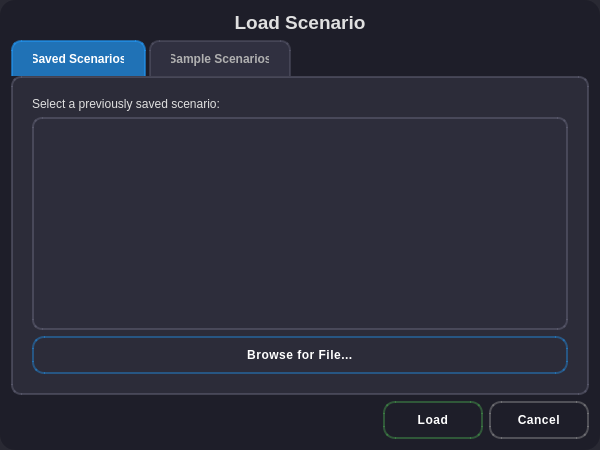
This is cloadscenariodialog.ui in shridharbhandiwad/Zoppler_MissionPlannerQt as Qt 5 draws it before an edit. The edited form follows.
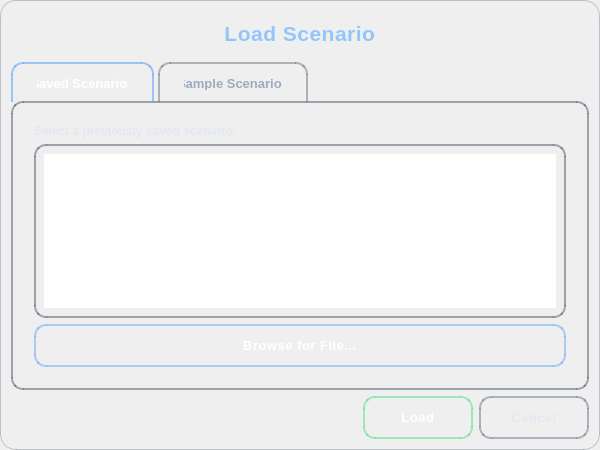
This is the edited form.

Commit message: Refactor: Update UI styles for a modern dark theme

The edit to the form file:
```diff
--- a/cloadscenariodialog.ui
+++ b/cloadscenariodialog.ui
@@ -15,33 +15,53 @@
   </property>
   <property name="styleSheet">
    <string notr="true">QDialog {
-    background-color: rgba(30, 30, 40, 0.95);
-    border-radius: 15px;
+    background: qlineargradient(x1:0, y1:0, x2:0, y2:1,
+                                stop:0 rgba(15, 23, 42, 0.98),
+                                stop:0.5 rgba(30, 41, 59, 0.98),
+                                stop:1 rgba(15, 23, 42, 0.98));
+    border-radius: 16px;
+    border: 1px solid rgba(71, 85, 105, 0.3);
 }
 QLabel {
-    color: #E0E0E0;
+    color: rgba(226, 232, 240, 0.95);
+    font-weight: 500;
 }
-QTabWidget::pane {
-    background-color: rgba(50, 50, 65, 0.7);
-    border: 2px solid rgba(100, 100, 120, 0.5);
-    border-radius: 10px;
+QLabel#label_Title {
+    color: rgba(147, 197, 253, 1);
+    font-size: 16pt;
+    font-weight: 700;
     padding: 10px;
+    letter-spacing: 0.5px;
+}
+QTabWidget::pane {
+    background: qlineargradient(x1:0, y1:0, x2:0, y2:1,
+                                stop:0 rgba(30, 41, 59, 0.9),
+                                stop:1 rgba(51, 65, 85, 0.9));
+    border: 2px solid rgba(71, 85, 105, 0.5);
+    border-radius: 12px;
+    padding: 12px;
+    margin-top: -1px;
 }
 QTabBar::tab {
-    background-color: rgba(60, 60, 80, 0.6);
-    border: 2px solid rgba(100, 100, 120, 0.4);
+    background: qlineargradient(x1:0, y1:0, x2:0, y2:1,
+                                stop:0 rgba(51, 65, 85, 0.8),
+                                stop:1 rgba(30, 41, 59, 0.8));
+    border: 2px solid rgba(71, 85, 105, 0.4);
     border-bottom: none;
-    border-top-left-radius: 10px;
-    border-top-right-radius: 10px;
-    padding: 10px 20px;
-    margin-right: 3px;
-    color: #B0B0B0;
-    font-weight: bold;
+    border-top-left-radius: 12px;
+    border-top-right-radius: 12px;
+    padding: 12px 24px;
+    margin-right: 4px;
+    color: rgba(148, 163, 184, 0.9);
+    font-weight: 600;
+    font-size: 10pt;
 }
 QTabBar::tab:selected {
-    background-color: rgba(33, 150, 243, 0.7);
+    background: qlineargradient(x1:0, y1:0, x2:0, y2:1,
+                                stop:0 rgba(59, 130, 246, 0.9),
+                                stop:1 rgba(37, 99, 235, 0.9));
     color: white;
-    border: 2px solid rgba(33, 150, 243, 0.6);
+    border: 2px solid rgba(96, 165, 250, 0.6);
     border-bottom: none;
 }
 QTabBar::tab:hover:!selected {
@@ -49,28 +69,51 @@
     color: #E0E0E0;
 }
 QListWidget {
-    background-color: rgba(45, 45, 60, 0.8);
-    border: 2px solid rgba(100, 100, 120, 0.5);
-    border-radius: 10px;
-    padding: 5px;
-    color: white;
+    background: qlineargradient(x1:0, y1:0, x2:0, y2:1,
+                                stop:0 rgba(30, 41, 59, 0.95),
+                                stop:1 rgba(15, 23, 42, 0.95));
+    border: 2px solid rgba(71, 85, 105, 0.5);
+    border-radius: 12px;
+    padding: 8px;
+    color: rgba(226, 232, 240, 0.95);
     outline: none;
 }
 QListWidget::item {
     background-color: transparent;
-    border-radius: 6px;
-    padding: 10px 12px;
-    margin: 2px 4px;
+    border-radius: 8px;
+    padding: 12px 16px;
+    margin: 3px 5px;
+    font-weight: 500;
 }
 QListWidget::item:selected {
-    background-color: rgba(33, 150, 243, 0.6);
-    border: 1px solid rgba(66, 165, 245, 0.5);
+    background: qlineargradient(x1:0, y1:0, x2:1, y2:0,
+                                stop:0 rgba(59, 130, 246, 0.7),
+                                stop:1 rgba(96, 165, 250, 0.5));
+    border: 1px solid rgba(147, 197, 253, 0.5);
+    color: white;
 }
 QListWidget::item:hover:!selected {
     background-color: rgba(80, 80, 100, 0.5);
 }
 QListWidget::item:alternate {
-    background-color: rgba(55, 55, 70, 0.4);
+    background: rgba(51, 65, 85, 0.3);
+}
+QScrollBar:vertical {
+    width: 10px;
+    background: rgba(30, 41, 59, 0.5);
+    border-radius: 5px;
+    margin: 2px;
+}
+QScrollBar::handle:vertical {
+    background: rgba(71, 85, 105, 0.8);
+    min-height: 30px;
+    border-radius: 5px;
+}
+QScrollBar::handle:vertical:hover {
+    background: rgba(100, 116, 139, 0.9);
+}
+QScrollBar::add-line:vertical, QScrollBar::sub-line:vertical {
+    height: 0px;
 }</string>
   </property>
   <layout class="QVBoxLayout" name="verticalLayout">
@@ -119,14 +162,15 @@
          <property name="styleSheet">
           <string notr="true">QPushButton {
     background: qlineargradient(x1:0, y1:0, x2:0, y2:1,
-                                stop:0 rgba(33, 150, 243, 0.75),
-                                stop:0.5 rgba(30, 136, 229, 0.75),
-                                stop:1 rgba(25, 118, 210, 0.75));
-    border: 2px solid rgba(33, 150, 243, 0.4);
+                                stop:0 rgba(59, 130, 246, 0.95),
+                                stop:0.4 rgba(37, 99, 235, 0.95),
+                                stop:1 rgba(29, 78, 216, 0.95));
+    border: 2px solid rgba(96, 165, 250, 0.5);
     color: white;
-    padding: 10px 20px;
+    padding: 12px 24px;
     border-radius: 12px;
-    font-weight: 600;
+    font-weight: 700;
+    font-size: 10pt;
     letter-spacing: 0.5px;
 }
 QPushButton:hover {
@@ -145,10 +189,10 @@
 }
 QPushButton:disabled {
     background: qlineargradient(x1:0, y1:0, x2:0, y2:1,
-                                stop:0 rgba(189, 189, 189, 0.6),
-                                stop:1 rgba(158, 158, 158, 0.6));
-    border: 2px solid rgba(189, 189, 189, 0.3);
-    color: rgba(255, 255, 255, 0.4);
+                                stop:0 rgba(71, 85, 105, 0.7),
+                                stop:1 rgba(51, 65, 85, 0.7));
+    border: 2px solid rgba(71, 85, 105, 0.3);
+    color: rgba(255, 255, 255, 0.35);
 }</string>
          </property>
          <property name="text">
@@ -210,27 +254,27 @@
       <widget class="QPushButton" name="pushButton_Load">
        <property name="minimumSize">
         <size>
-         <width>100</width>
-         <height>30</height>
+         <width>110</width>
+         <height>36</height>
         </size>
        </property>
        <property name="font">
         <font>
-         <pointsize>9</pointsize>
+         <pointsize>10</pointsize>
          <bold>true</bold>
         </font>
        </property>
        <property name="styleSheet">
         <string notr="true">QPushButton {
     background: qlineargradient(x1:0, y1:0, x2:0, y2:1,
-                                stop:0 rgba(76, 175, 80, 0.8),
-                                stop:0.5 rgba(56, 142, 60, 0.8),
-                                stop:1 rgba(46, 125, 50, 0.8));
-    border: 2px solid rgba(76, 175, 80, 0.4);
+                                stop:0 rgba(34, 197, 94, 0.95),
+                                stop:0.4 rgba(22, 163, 74, 0.95),
+                                stop:1 rgba(21, 128, 61, 0.95));
+    border: 2px solid rgba(74, 222, 128, 0.5);
     color: white;
-    padding: 10px 24px;
+    padding: 12px 28px;
     border-radius: 12px;
-    font-weight: 600;
+    font-weight: 700;
     letter-spacing: 0.5px;
 }
 QPushButton:hover {
@@ -249,10 +293,10 @@
 }
 QPushButton:disabled {
     background: qlineargradient(x1:0, y1:0, x2:0, y2:1,
-                                stop:0 rgba(189, 189, 189, 0.6),
-                                stop:1 rgba(158, 158, 158, 0.6));
-    border: 2px solid rgba(189, 189, 189, 0.3);
-    color: rgba(255, 255, 255, 0.4);
+                                stop:0 rgba(71, 85, 105, 0.7),
+                                stop:1 rgba(51, 65, 85, 0.7));
+    border: 2px solid rgba(71, 85, 105, 0.3);
+    color: rgba(255, 255, 255, 0.35);
 }</string>
        </property>
        <property name="text">
@@ -264,27 +308,27 @@
       <widget class="QPushButton" name="pushButton_Cancel">
        <property name="minimumSize">
         <size>
-         <width>100</width>
-         <height>30</height>
+         <width>110</width>
+         <height>36</height>
         </size>
        </property>
        <property name="font">
         <font>
-         <pointsize>9</pointsize>
+         <pointsize>10</pointsize>
          <bold>true</bold>
         </font>
        </property>
        <property name="styleSheet">
         <string notr="true">QPushButton {
     background: qlineargradient(x1:0, y1:0, x2:0, y2:1,
-                                stop:0 rgba(158, 158, 158, 0.75),
-                                stop:0.5 rgba(141, 141, 141, 0.75),
-                                stop:1 rgba(117, 117, 117, 0.75));
-    border: 2px solid rgba(158, 158, 158, 0.4);
-    color: white;
-    padding: 10px 24px;
+                                stop:0 rgba(71, 85, 105, 0.95),
+                                stop:0.4 rgba(51, 65, 85, 0.95),
+                                stop:1 rgba(30, 41, 59, 0.95));
+    border: 2px solid rgba(100, 116, 139, 0.5);
+    color: rgba(226, 232, 240, 0.95);
+    padding: 12px 28px;
     border-radius: 12px;
-    font-weight: 600;
+    font-weight: 700;
     letter-spacing: 0.5px;
 }
 QPushButton:hover {
```
Left out of the diff: 59 changed lines with no effect on the pictures. The commit also changes 5 other files.
